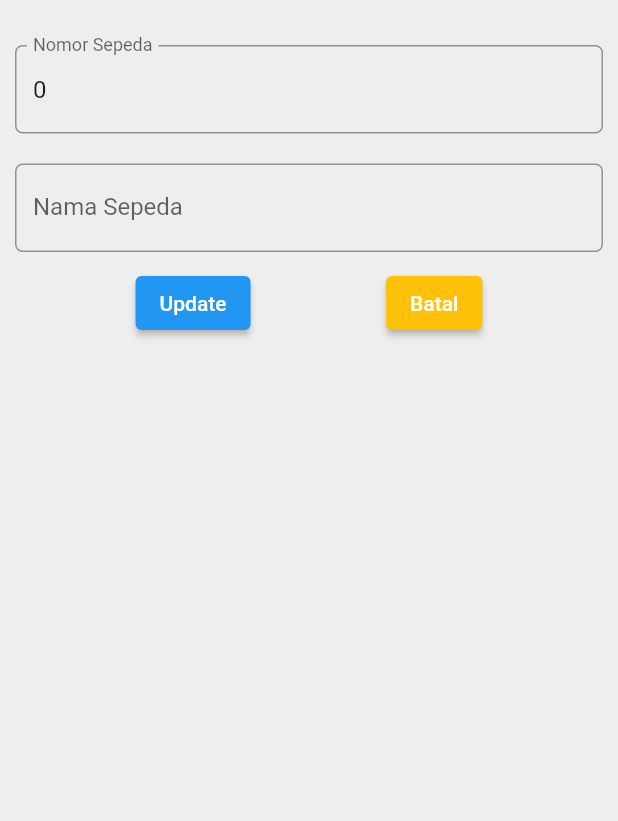
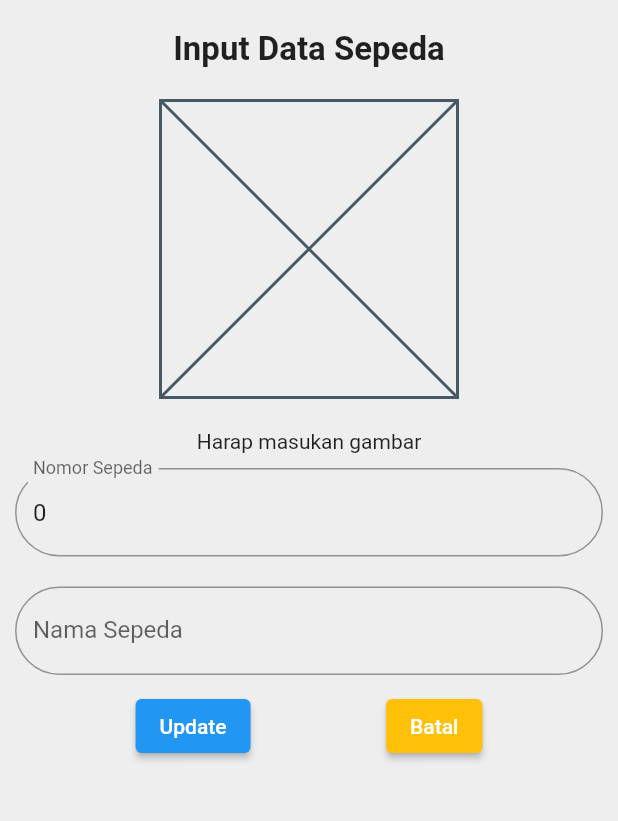
Before and after one commit to AnggiHasian2001/IntegrationTesting, a Flutter app: the UpdateSepeda screen opened directly with empty values, on a phone screen of 412 x 824 dp, the part 84-905 px from its top. Run offline on Flutter 3.47's test engine with Material 2 defaults, Android fonts, the phone set to English and light mode, and no system bars; our stand-ins replace cloud_firestore, firebase_auth, firebase_core, firebase_storage, flutter_riverpod, gap and 1 more; accounts and stored records are empty.

Commit message:
menambahkan fungsi update gambar di update sepeda

```diff
--- a/lib/view/sepeda/update_sepeda.dart
+++ b/lib/view/sepeda/update_sepeda.dart
@@ -1,26 +1,78 @@
-// ignore_for_file: public_member_api_docs, sort_constructors_first
+import 'dart:io';
+
 import 'package:cloud_firestore/cloud_firestore.dart';
 import 'package:flutter/material.dart';
 import 'package:flutter/src/widgets/framework.dart';
 import 'package:flutter/src/widgets/placeholder.dart';
+import 'package:image_picker/image_picker.dart';
+import 'package:firebase_storage/firebase_storage.dart' as firebase_storage;
 
 import 'package:rentbike/model/sepeda_model.dart';
 import 'package:rentbike/view/sepeda/bikehome.dart';
 
-class UpdateSepeda extends StatelessWidget {
+class UpdateSepeda extends StatefulWidget {
+  final Sepeda sepeda;
+  UpdateSepeda({super.key, required this.sepeda});
+
+  @override
+  State<UpdateSepeda> createState() => _UpdateSepedaState();
+}
+
+class _UpdateSepedaState extends State<UpdateSepeda> {
   //variabel
   final TextEditingController nomorController = TextEditingController();
 
   final TextEditingController nameController = TextEditingController();
 
-  final Sepeda sepeda;
+  //start untuk input gambar
+  File? imageFile;
 
-  UpdateSepeda({super.key, required this.sepeda});
+  Future getImage() async {
+    final picker = ImagePicker();
+    final PickedFile = await picker.pickImage(source: ImageSource.gallery);
+
+    if (PickedFile != null) {
+      setState(() {
+        imageFile = File(PickedFile.path);
+      });
+    }
+  }
+
+  Future<String> uploadImageToFirebase() async {
+    String imageUrl;
+    if (imageFile != null) {
+      try {
+        firebase_storage.Reference ref = firebase_storage
+            .FirebaseStorage.instance
+            .ref()
+            .child('images/${DateTime.now().millisecondsSinceEpoch}');
+        await ref.putFile(imageFile!);
+        imageUrl = await ref.getDownloadURL();
+        return imageUrl;
+        // Gunakan URL gambar untuk keperluan selanjutnya, seperti menyimpan ke database
+      } catch (e) {
+        print('Error uploading image to Firebase Storage: $e');
+      }
+    } else {
+      print('No image selected.');
+    }
+    return '';
+  }
+
+  Future uploadImage() async {
+    String url;
+    firebase_storage.Reference ref = firebase_storage.FirebaseStorage.instance
+        .ref()
+        .child('images/${DateTime.now().millisecondsSinceEpoch}');
+    await ref.putFile(imageFile!);
+    url = await ref.getDownloadURL();
+    return url;
+  }
 
   @override
   Widget build(BuildContext context) {
-    nomorController.text = '${sepeda.nomor}';
-    nameController.text = sepeda.name;
+    nomorController.text = '${widget.sepeda.nomor}';
+    nameController.text = widget.sepeda.name;
     return Scaffold(
       backgroundColor: Colors.grey.shade200,
       appBar: AppBar(
@@ -47,6 +99,30 @@ class UpdateSepeda extends StatelessWidget {
           child: Column(
         children: [
           const SizedBox(height: 20),
+          const Text(
+            'Input Data Sepeda',
+            style: TextStyle(fontSize: 22, fontWeight: FontWeight.bold),
+          ),
+          const SizedBox(height: 20),
+          GestureDetector(
+            onTap: () {
+              getImage();
+            },
+            child: Container(
+              height: 200,
+              width: 200,
+              decoration: BoxDecoration(
+                  border: Border.all(
+                      color: Colors.black,
+                      width: 1.0,
+                      style: BorderStyle.solid)),
+              child: imageFile != null ? Image.file(imageFile!) : Placeholder(),
+            ),
+          ),
+          const SizedBox(height: 20),
+          const Text(
+            'Harap masukan gambar',
+          ),
           getMyField(
               hinText: 'Nomor Sepeda',
               textInputType: TextInputType.number,
@@ -59,21 +135,29 @@ class UpdateSepeda extends StatelessWidget {
             mainAxisAlignment: MainAxisAlignment.spaceEvenly,
             children: [
               ElevatedButton(
-                  onPressed: () {
+                  onPressed: () async {
+                    final imageUrl = await uploadImageToFirebase();
+                    if (imageUrl.isNotEmpty) {
+                      print('URL Gambar: $imageUrl');
                       //update data sepeda
+
                       Sepeda updatedSepeda = Sepeda(
-                        id: sepeda.id,
+                          id: widget.sepeda.id,
                           name: nameController.text,
-                        nomor: int.parse(nomorController.text));
+                          nomor: int.parse(nomorController.text),
+                          imageUrl: imageUrl);
 
                       final CollectionReference =
                           FirebaseFirestore.instance.collection('sepedas');
                       CollectionReference.doc(updatedSepeda.id)
                           .update(updatedSepeda.toJson())
                           .whenComplete(() {
-                      Navigator.pushReplacement(context,
-                          MaterialPageRoute(builder: (context) => BikeHome()));
+                        Navigator.pushReplacement(
+                            context,
+                            MaterialPageRoute(
+                                builder: (context) => BikeHome()));
                       });
+                    }
                   },
                   child: const Text('Update')),
               ElevatedButton(
@@ -105,7 +189,7 @@ Widget getMyField(
         decoration: InputDecoration(
             hintText: 'Masukkan Data $hinText',
             labelText: hinText,
-            border: const OutlineInputBorder(
-                borderRadius: BorderRadius.all(Radius.circular(5))))),
+            border:
+                OutlineInputBorder(borderRadius: BorderRadius.circular(32.0)))),
   );
 }
```
Lines whose indentation alone changed are shown as unchanged.
